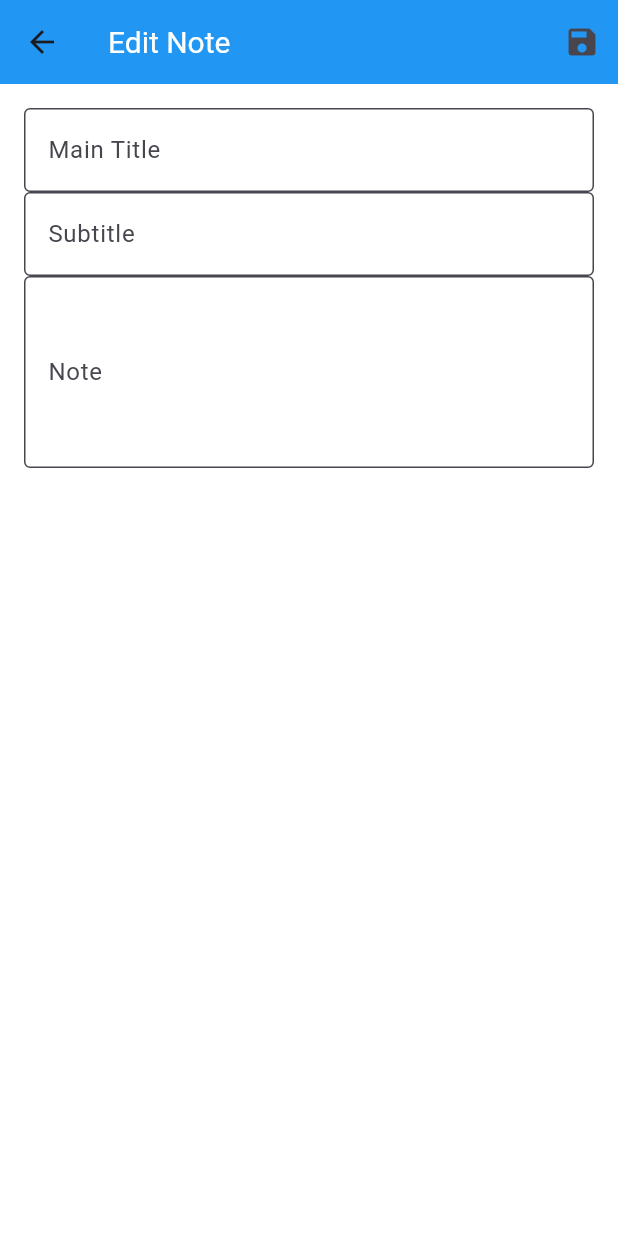
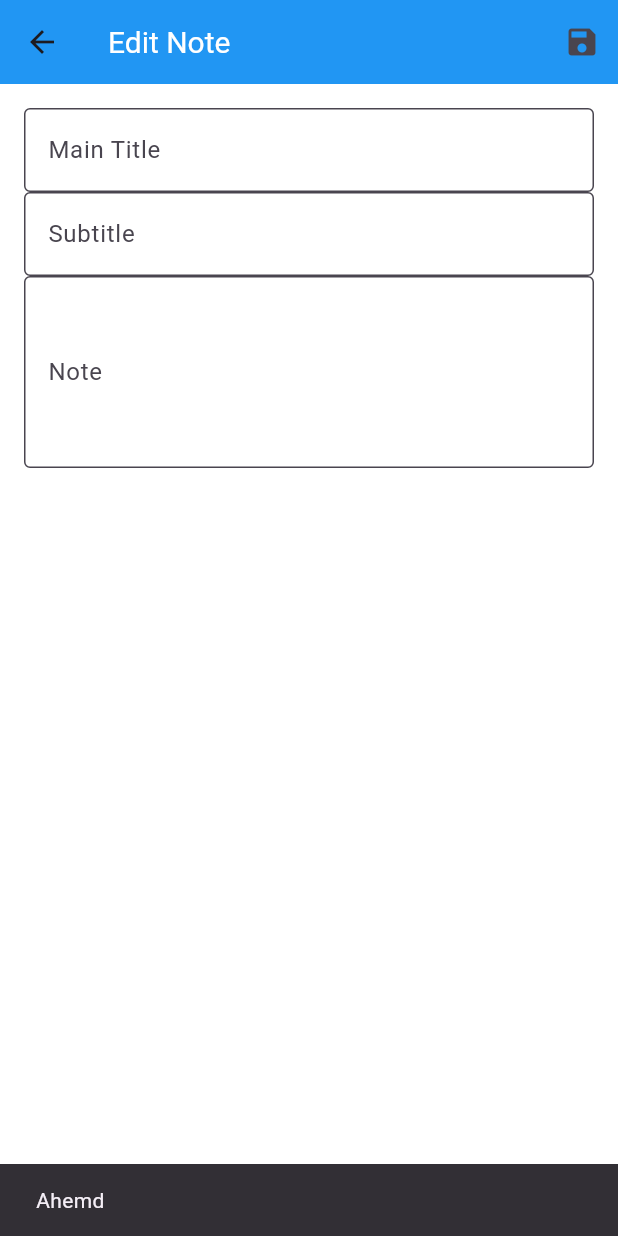
Before and after one commit to engbasel/Notes-App-SQflite, a Flutter app: the EditNoteScreen screen opened directly with empty values, after a tap on the "save" icon, on a phone screen of 412 x 824 dp. Run offline on Flutter 3.47's test engine with Material 3 defaults, Android fonts, the phone set to English and light mode, and no system bars; our stand-ins replace sqflite_common_ffi; accounts and stored records are empty.

Commit message:
"Refactored EditNoteScreen and NotesView: updated SQL query and snack bar messages in EditNoteScreen, and swapped subTitle and note assignments in NotesView."

```diff
--- a/lib/views/EditNoteScreen.dart
+++ b/lib/views/EditNoteScreen.dart
@@ -35,21 +35,24 @@ class _EditNoteScreenState extends State<EditNoteScreen> {
   }
 
   Future<void> saveNote() async {
-    int response = await Sqldb().updateData('''
-UPDATE $TABLE_NAME SET
-      mainTitle = "${titleController.text}",
-      subTitle = "${subtitleController.text}",
-      note = "${contentController.text}"
+    int response = await Sqldb().updateData(
+      '''
+      UPDATE $TABLE_NAME SET
+      mainTitle = '${titleController.text}',
+      subTitle = '${subtitleController.text}',
+      note = '${contentController.text}'
       WHERE id = ${widget.id}
-      ''', Colors.accents);
-    //   if (response > 0) {
-    //     ScaffoldMessenger.of(context).showSnackBar(
-    //         SnackBar(content: Text(S.of(context).noteUpdatedSuccessfully)));
-    //     Navigator.pop(context, true); // Return true to indicate success
-    //   } else {
-    //     ScaffoldMessenger.of(context)
-    //         .showSnackBar(SnackBar(content: Text(S.of(context).updateError)));
-    //   }
+    ''',
+      Colors.accents,
+    );
+    if (response > 0) {
+      ScaffoldMessenger.of(context)
+          .showSnackBar(const SnackBar(content: Text('basel')));
+      Navigator.pop(context, true); // Return true to indicate success
+    } else {
+      ScaffoldMessenger.of(context)
+          .showSnackBar(const SnackBar(content: Text('Ahemd')));
+    }
   }
 
   @override
--- a/lib/views/notesView.dart
+++ b/lib/views/notesView.dart
@@ -82,8 +82,8 @@ class _NotesViewState extends State<NotesView> {
               itemCount: snapshot.data!.length,
               itemBuilder: (context, index) {
                 String mainTitle = snapshot.data![index]['mainTitle'] ?? '';
-                String subTitle = snapshot.data![index]['note'] ?? '';
-                String note = snapshot.data![index]['subTitle'] ?? '';
+                String subTitle = snapshot.data![index]['subTitle'] ?? '';
+                String note = snapshot.data![index]['note'] ?? '';
                 int id = snapshot.data![index]['id'];
 
                 return NoteItem(
```
